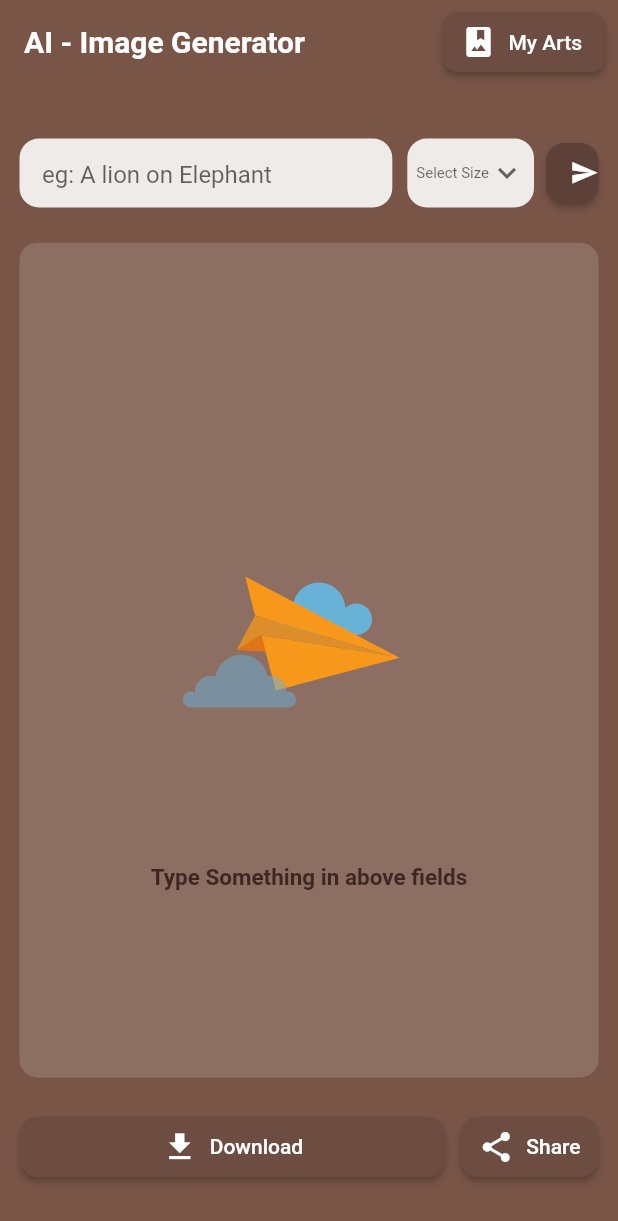
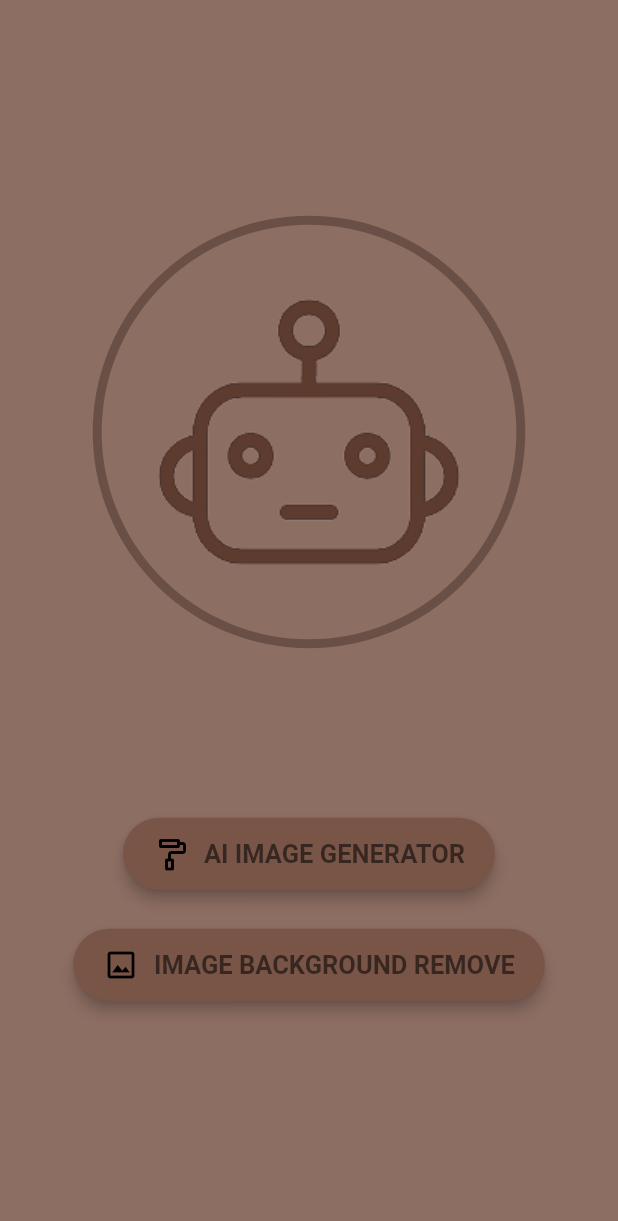
Before and after one commit to Perumallpardhiv/ARTs-from-AI, a Flutter app: the screen it shows after launch, on a phone screen of 412 x 824 dp. Shown: the top 1221 px of the screen. Run offline on Flutter 3.47's test engine with Material 2 defaults, Android fonts, the phone set to English and light mode, and no system bars; our stand-ins replace lottie, permission_handler, screenshot, share_plus.

Commit message:
startPage of app

```diff
--- /dev/null
+++ b/lib/homescreen.dart
@@ -0,0 +1,139 @@
+import 'dart:math';
+
+import 'package:ai_art/mainscreen.dart';
+import 'package:ai_art/pulseAnimator.dart';
+import 'package:flutter/material.dart';
+
+class homeScreen extends StatefulWidget {
+  const homeScreen({super.key});
+
+  @override
+  State<homeScreen> createState() => _homeScreenState();
+}
+
+class _homeScreenState extends State<homeScreen> {
+  @override
+  Widget build(BuildContext context) {
+    var size = MediaQuery.of(context).size;
+    return SafeArea(
+      child: Scaffold(
+        backgroundColor: Colors.brown[400],
+        body: Center(
+          child: Column(
+            mainAxisAlignment: MainAxisAlignment.center,
+            children: [
+              ColorFiltered(
+                colorFilter: ColorFilter.mode(
+                  Colors.brown.shade400,
+                  BlendMode.hue,
+                ),
+                child: pulseAnimator(
+                  child: Container(
+                    height: size.height * 0.35,
+                    width: size.width * 0.8,
+                    decoration: BoxDecoration(
+                      border: Border.all(
+                        color: Colors.brown.shade800,
+                        width: 6,
+                      ),
+                      shape: BoxShape.circle,
+                      image: DecorationImage(
+                        image: AssetImage('assets/robot.png'),
+                      ),
+                    ),
+                  ),
+                ),
+              ),
+              SizedBox(height: 100),
+              Padding(
+                padding: const EdgeInsets.all(13.0),
+                child: RawMaterialButton(
+                  elevation: 4,
+                  fillColor: Colors.brown.shade500,
+                  splashColor: Colors.brown.shade300,
+                  shape: RoundedRectangleBorder(
+                    borderRadius: BorderRadius.all(Radius.circular(30)),
+                  ),
+                  onPressed: () {
+                    Navigator.push(
+                      context,
+                      MaterialPageRoute(
+                        builder: (context) => mainScreen(),
+                      ),
+                    );
+                  },
+                  child: Padding(
+                    padding: EdgeInsets.symmetric(horizontal: 20, vertical: 12),
+                    child: Row(
+                      mainAxisSize: MainAxisSize.min,
+                      children: [
+                        Transform(
+                          transform: Matrix4.rotationY(pi),
+                          alignment: Alignment.center,
+                          child: Icon(
+                            Icons.imagesearch_roller_outlined,
+                            color: Color.fromARGB(255, 0, 0, 0),
+                          ),
+                        ),
+                        SizedBox(width: 10),
+                        pulseAnimator(
+                          child: Text(
+                            "AI IMAGE GENERATOR",
+                            style: TextStyle(
+                              color: Color.fromARGB(255, 0, 0, 0),
+                              fontWeight: FontWeight.bold,
+                              fontSize: 17,
+                            ),
+                          ),
+                        ),
+                      ],
+                    ),
+                  ),
+                ),
+              ),
+              Padding(
+                padding: const EdgeInsets.all(13.0),
+                child: RawMaterialButton(
+                  elevation: 4,
+                  fillColor: Colors.brown.shade500,
+                  splashColor: Colors.brown.shade300,
+                  shape: RoundedRectangleBorder(
+                    borderRadius: BorderRadius.all(Radius.circular(30)),
+                  ),
+                  onPressed: () {},
+                  child: Padding(
+                    padding: EdgeInsets.symmetric(horizontal: 20, vertical: 12),
+                    child: Row(
+                      mainAxisSize: MainAxisSize.min,
+                      children: [
+                        Transform(
+                          transform: Matrix4.rotationY(pi),
+                          alignment: Alignment.center,
+                          child: Icon(
+                            Icons.image_outlined,
+                            color: Color.fromARGB(255, 0, 0, 0),
+                          ),
+                        ),
+                        SizedBox(width: 10),
+                        pulseAnimator(
+                          child: Text(
+                            "IMAGE BACKGROUND REMOVE",
+                            style: TextStyle(
+                              color: Color.fromARGB(255, 0, 0, 0),
+                              fontWeight: FontWeight.bold,
+                              fontSize: 17,
+                            ),
+                          ),
+                        ),
+                      ],
+                    ),
+                  ),
+                ),
+              ),
+            ],
+          ),
+        ),
+      ),
+    );
+  }
+}
--- a/lib/main.dart
+++ b/lib/main.dart
@@ -1,3 +1,4 @@
+import 'package:ai_art/homescreen.dart';
 import 'package:ai_art/mainscreen.dart';
 import 'package:flutter/material.dart';
 
@@ -16,7 +17,7 @@ class MyApp extends StatelessWidget {
       theme: ThemeData(
         primarySwatch: Colors.blue,
       ),
-      home: mainScreen(),
+      home: homeScreen(),
     );
   }
 }
--- a/lib/mainscreen.dart
+++ b/lib/mainscreen.dart
@@ -346,7 +346,7 @@ class _mainScreenState extends State<mainScreen> {
                               await File('${directory.path}/image.png')
                                   .create();
                           if (ssImage != null) {
-                            imgPath.writeAsBytesSync(ssImage!);
+                            imgPath.writeAsBytesSync(ssImage);
                             final text = 'AI Generated Image';
                             await Share.shareFiles([imgPath.path], text: text);
 
--- /dev/null
+++ b/lib/pulseAnimator.dart
@@ -0,0 +1,49 @@
+import 'package:flutter/material.dart';
+
+class pulseAnimator extends StatefulWidget {
+  final Widget child;
+  const pulseAnimator({required this.child, super.key});
+
+  @override
+  State<pulseAnimator> createState() => _pulseAnimatorState();
+}
+
+class _pulseAnimatorState extends State<pulseAnimator>
+    with TickerProviderStateMixin {
+  late AnimationController _controller;
+  late Animation<double> _animation;
+  @override
+  void initState() {
+    _controller = AnimationController(
+      vsync: this,
+      duration: Duration(milliseconds: 800),
+    );
+    _animation = Tween<double>(begin: 0.5, end: 1).animate(_controller);
+
+    _controller.addStatusListener((status) {
+      if (status == AnimationStatus.completed) {
+        _controller.reverse();
+      } else if (status == AnimationStatus.dismissed) {
+        _controller.forward();
+      }
+    });
+    _controller.forward();
+
+    super.initState();
+  }
+
+  @override
+  void dispose() {
+    _controller.dispose();
+    super.dispose();
+  }
+
+  @override
+  Widget build(BuildContext context) {
+    _controller.forward();
+    return FadeTransition(
+      opacity: _animation,
+      child: widget.child,
+    );
+  }
+}
```
Also changed, not shown: assets/robot.png (added).
